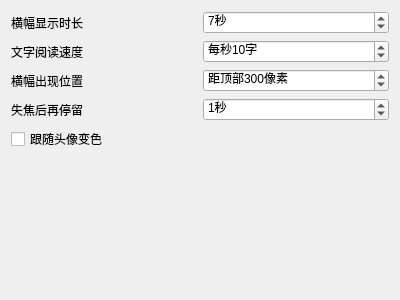
Above: widgets/settings/bannerwidget.ui from iwxyi/CatlikeQQ before the change. Below: the same form after it.
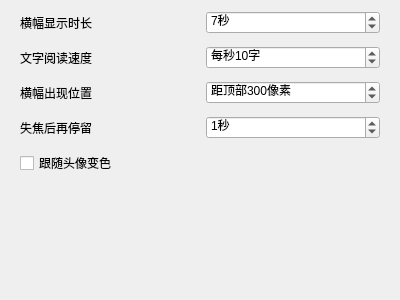
That is the form after the change.

Diff of the .ui file:
```diff
--- a/widgets/settings/bannerwidget.ui
+++ b/widgets/settings/bannerwidget.ui
@@ -16,6 +16,15 @@
   <layout class="QVBoxLayout" name="verticalLayout">
    <item>
     <layout class="QGridLayout" name="gridLayout">
+     <property name="leftMargin">
+      <number>9</number>
+     </property>
+     <property name="rightMargin">
+      <number>9</number>
+     </property>
+     <property name="spacing">
+      <number>12</number>
+     </property>
      <item row="0" column="1">
       <widget class="QSpinBox" name="displayDurationSpin">
        <property name="suffix">
@@ -157,7 +166,7 @@
      <property name="sizeHint" stdset="0">
       <size>
        <width>20</width>
-       <height>151</height>
+       <height>127</height>
       </size>
      </property>
     </spacer>
```
